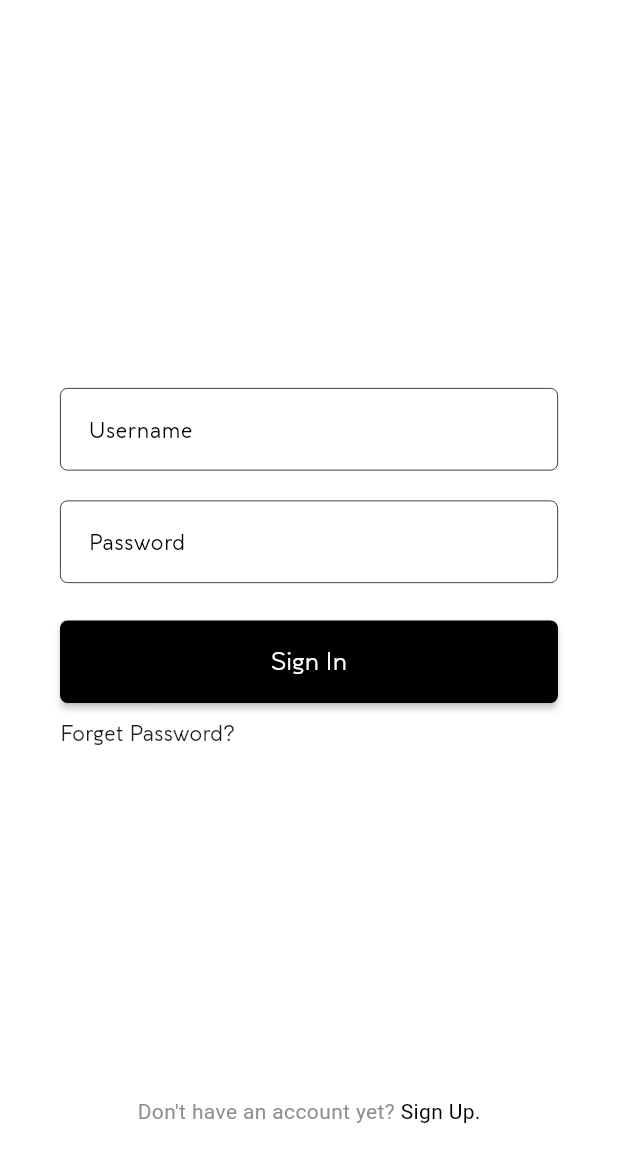
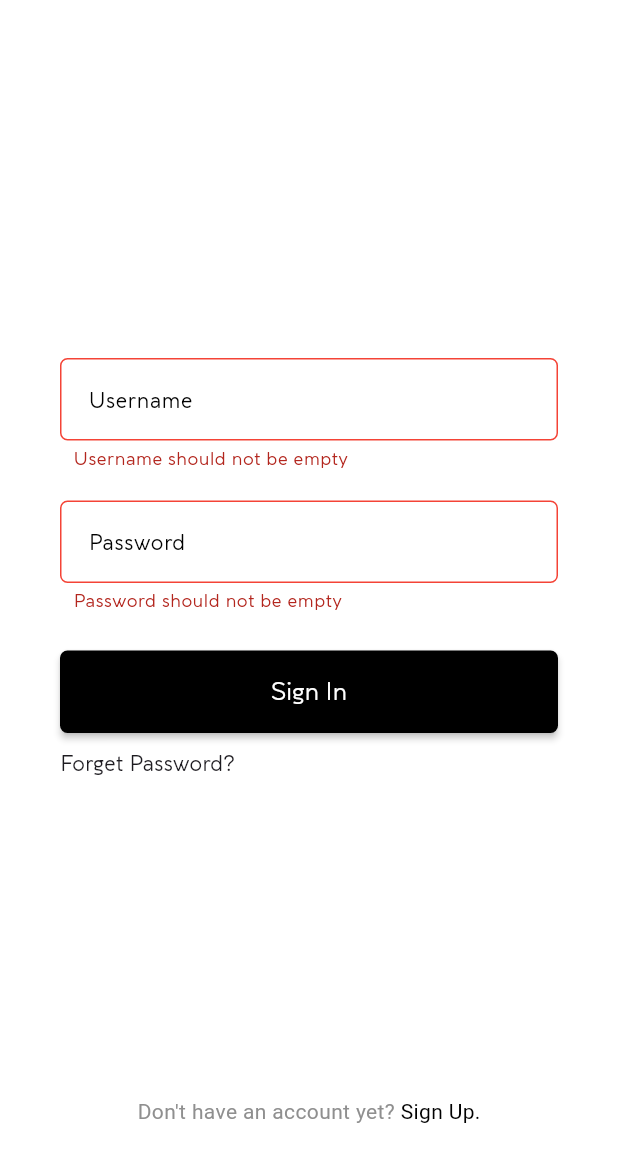
Before and after one commit to faizsr/Tweel-User-Side, a Flutter app: the UserSignInPage screen opened directly, after a tap on "Sign In", on a phone screen of 412 x 824 dp, the part 65-1236 px from its top. Run offline on Flutter 3.47's test engine with Material 3 defaults, Android fonts, the phone set to English and light mode, and no system bars; our stand-ins replace dropdown_button2, flutter_bloc, shared_preferences; accounts and stored records are empty.

Commit message:
Sign up and Sign in feature completed

```diff
--- a/lib/main.dart
+++ b/lib/main.dart
@@ -4,7 +4,7 @@ import 'package:tweel_social_media/core/theme/light_theme.dart';
 import 'package:tweel_social_media/presentation/bloc/user_sign_in/sign_in_bloc.dart';
 import 'package:tweel_social_media/presentation/bloc/user_sign_up/sign_up_bloc.dart';
 import 'package:tweel_social_media/presentation/cubit/drop_down_cubit.dart';
-import 'package:tweel_social_media/presentation/pages/user_signin/user_signin_page.dart';
+import 'package:tweel_social_media/presentation/pages/splash/splash_page.dart';
 
 void main() {
   WidgetsFlutterBinding.ensureInitialized();
@@ -27,7 +27,7 @@ class MyApp extends StatelessWidget {
         debugShowCheckedModeBanner: false,
         title: 'Tweel Social Media',
         theme: lightTheme,
-        home: const UserSignInPage(),
+        home: const SplashPage(),
       ),
     );
   }
--- a/lib/presentation/bloc/user_sign_in/sign_in_bloc.dart
+++ b/lib/presentation/bloc/user_sign_in/sign_in_bloc.dart
@@ -1,11 +1,32 @@
+import 'dart:async';
+
 import 'package:flutter/material.dart';
 import 'package:flutter_bloc/flutter_bloc.dart';
+import 'package:tweel_social_media/domain/repos/auth_repo.dart';
 
 part 'sign_in_event.dart';
 part 'sign_in_state.dart';
 
 class SignInBloc extends Bloc<SignInEvent, SignInState> {
   SignInBloc() : super(SignInInitial()) {
-    on<SignInEvent>((event, emit) {});
+    on<UserSignInEvent>(userSignInEvent);
+  }
+
+  FutureOr<void> userSignInEvent(
+      UserSignInEvent event, Emitter<SignInState> emit) async {
+    emit(UserSignInLoadingState());
+    String response = await AuthRepo.userSignIn(
+        username: event.username, password: event.password);
+    if (response == 'success') {
+      emit(UserSignInSuccessState());
+    } else if (response == 'invalid-username') {
+      print('yes invalid username');
+      emit(InvalidUsernameErrorState());
+    } else if (response == 'invalid-password') {
+      print('yes invalid password');
+      emit(InvalidPasswordErrorState());
+    } else {
+      emit(UserSignInErrorState());
+    }
   }
 }
--- a/lib/presentation/bloc/user_sign_in/sign_in_event.dart
+++ b/lib/presentation/bloc/user_sign_in/sign_in_event.dart
@@ -2,3 +2,13 @@ part of 'sign_in_bloc.dart';
 
 @immutable
 sealed class SignInEvent {}
+
+class UserSignInEvent extends SignInEvent {
+  final String username;
+  final String password;
+
+  UserSignInEvent({
+    required this.username,
+    required this.password,
+  });
+}
--- a/lib/presentation/bloc/user_sign_in/sign_in_state.dart
+++ b/lib/presentation/bloc/user_sign_in/sign_in_state.dart
@@ -4,3 +4,13 @@ part of 'sign_in_bloc.dart';
 sealed class SignInState {}
 
 final class SignInInitial extends SignInState {}
+
+class UserSignInLoadingState extends SignInState {}
+
+class UserSignInSuccessState extends SignInState {}
+
+class InvalidUsernameErrorState extends SignInState {}
+
+class InvalidPasswordErrorState extends SignInState {}
+
+class UserSignInErrorState extends SignInState {}
--- a/lib/presentation/bloc/user_sign_up/sign_up_state.dart
+++ b/lib/presentation/bloc/user_sign_up/sign_up_state.dart
@@ -17,6 +17,8 @@ class UserOtpSuccessState extends SignUpState {}
 
 class UserOtpErrorState extends SignUpState {}
 
-class UserAlreadyExistsState extends SignUpState {}
+class UsernameExistsErrorState extends SignUpState {}
 
-class EmailAlreadyExistsState extends SignUpState {}
+class EmailExistsErrorState extends SignUpState {}
+
+class PhonenoExistsErrorState extends SignUpState {}
--- a/lib/presentation/pages/user_signin/user_signin_page.dart
+++ b/lib/presentation/pages/user_signin/user_signin_page.dart
@@ -1,16 +1,25 @@
 import 'package:flutter/material.dart';
+import 'package:flutter_bloc/flutter_bloc.dart';
 import 'package:tweel_social_media/core/constants.dart';
+import 'package:tweel_social_media/presentation/bloc/user_sign_in/sign_in_bloc.dart';
+import 'package:tweel_social_media/presentation/pages/home/home_page.dart';
 import 'package:tweel_social_media/presentation/pages/user_signin/widgets/widgets.dart';
 import 'package:tweel_social_media/presentation/widgets/custom_btn.dart';
 import 'package:tweel_social_media/presentation/widgets/custom_txt_form_field.dart';
 
-class UserSignInPage extends StatelessWidget {
+class UserSignInPage extends StatefulWidget {
   const UserSignInPage({super.key});
 
   @override
+  State<UserSignInPage> createState() => _UserSignInPageState();
+}
+
+class _UserSignInPageState extends State<UserSignInPage> {
+  final usernameController = TextEditingController();
+  final passwordController = TextEditingController();
+  @override
   Widget build(BuildContext context) {
     final GlobalKey<FormState> formKey = GlobalKey();
-
     return Scaffold(
       extendBodyBehindAppBar: true,
       appBar: AppBar(
@@ -24,11 +33,49 @@ class UserSignInPage extends StatelessWidget {
           ),
         ),
       ),
-      body: signInForm(formKey, context),
+      body:
+          signInForm(formKey, context, usernameController, passwordController),
     );
   }
 
-  Widget signInForm(GlobalKey<FormState> formKey, BuildContext context) {
+  Widget signInForm(
+    GlobalKey<FormState> formKey,
+    BuildContext context,
+    TextEditingController usernameControllerr,
+    TextEditingController passwordController,
+  ) {
+    return BlocConsumer<SignInBloc, SignInState>(
+      listener: (context, state) {
+        if (state is InvalidUsernameErrorState) {
+          ScaffoldMessenger.of(context).showSnackBar(
+            const SnackBar(
+              content: Text("Username doesn't exist"),
+            ),
+          );
+        }
+        if (state is InvalidPasswordErrorState) {
+          ScaffoldMessenger.of(context).showSnackBar(
+            const SnackBar(
+              content: Text("Incorrect password"),
+            ),
+          );
+        }
+        if (state is UserSignInSuccessState) {
+          Navigator.of(context).pushReplacement(
+            MaterialPageRoute(
+              builder: (context) => const HomePage(),
+            ),
+          );
+        }
+        if (state is UserSignInErrorState) {
+          ScaffoldMessenger.of(context).showSnackBar(
+            const SnackBar(
+              content: Text('Error signing in'),
+            ),
+          );
+        }
+      },
+      builder: (context, state) {
         return Padding(
           padding: const EdgeInsets.fromLTRB(40, 40, 40, 30),
           child: Form(
@@ -41,11 +88,16 @@ class UserSignInPage extends StatelessWidget {
 
                 // Username field
                 CustomTxtFormField(
+                  controller: usernameController,
                   hintText: 'Username',
                   validator: (value) {
                     if (value!.length < 4) {
-                  return 'Username doesnot contain';
+                      return 'Username should not be empty';
                     }
+                    if (state is InvalidUsernameErrorState) {
+                      return "Username doesn't exists";
+                    }
+
                     return null;
                   },
                 ),
@@ -53,10 +105,14 @@ class UserSignInPage extends StatelessWidget {
 
                 // Password field
                 CustomTxtFormField(
+                  controller: passwordController,
                   hintText: 'Password',
                   validator: (value) {
                     if (value!.length < 4) {
-                  return 'Username doesnot contain .,-';
+                      return 'Password should not be empty';
+                    }
+                    if ((state is InvalidPasswordErrorState)) {
+                      return "Incorrect password";
                     }
                     return null;
                   },
@@ -66,7 +122,14 @@ class UserSignInPage extends StatelessWidget {
                 // Sign in button
                 CustomButton(
                   buttonText: 'Sign In',
-              onPressed: () {},
+                  onPressed: () {
+                    if (formKey.currentState!.validate()) {
+                      context.read<SignInBloc>().add(UserSignInEvent(
+                            username: usernameController.text,
+                            password: passwordController.text,
+                          ));
+                    }
+                  },
                 ),
                 kHeight(10),
                 const Align(
@@ -81,5 +144,7 @@ class UserSignInPage extends StatelessWidget {
             ),
           ),
         );
+      },
+    );
   }
 }
--- a/lib/presentation/pages/user_signup/user_signup_two.dart
+++ b/lib/presentation/pages/user_signup/user_signup_two.dart
@@ -158,7 +158,6 @@ class _UserSignUpPageTwoState extends State<UserSignUpPageTwo> {
       BuildContext context) {
     return BlocListener<SignUpBloc, SignUpState>(
       listener: (context, state) {
-
         if (state is UserOtpSuccessState) {
           SignUpWidgets.validateEmail(
             context: context,
--- a/lib/presentation/widgets/custom_btn.dart
+++ b/lib/presentation/widgets/custom_btn.dart
@@ -1,5 +1,6 @@
 import 'package:flutter/material.dart';
 import 'package:flutter_bloc/flutter_bloc.dart';
+import 'package:tweel_social_media/presentation/bloc/user_sign_in/sign_in_bloc.dart';
 import 'package:tweel_social_media/presentation/bloc/user_sign_up/sign_up_bloc.dart';
 
 class CustomButton extends StatelessWidget {
@@ -23,9 +24,13 @@ class CustomButton extends StatelessWidget {
         padding: const EdgeInsets.fromLTRB(20, 16, 20, 16),
         color: Colors.black,
         onPressed: onPressed,
-        child: BlocBuilder<SignUpBloc, SignUpState>(
-          builder: (context, state) {
-            return state is UserOtpLoadingState || state is UserSignUpLoadingState
+        child: BlocBuilder<SignInBloc, SignInState>(
+          builder: (context, state1) {
+            return BlocBuilder<SignUpBloc, SignUpState>(
+              builder: (context, state2) {
+                return state2 is UserOtpLoadingState ||
+                        state2 is UserSignUpLoadingState ||
+                        state1 is UserSignInLoadingState
                     ? const SizedBox(
                         height: 22,
                         width: 22,
@@ -38,7 +43,10 @@ class CustomButton extends StatelessWidget {
                       )
                     : Text(
                         buttonText,
-                    style: const TextStyle(color: Colors.white, fontSize: 16),
+                        style:
+                            const TextStyle(color: Colors.white, fontSize: 16),
+                      );
+              },
             );
           },
         ),
--- a/pubspec.yaml
+++ b/pubspec.yaml
@@ -37,6 +37,7 @@ dependencies:
   flutter_bloc: ^8.1.4
   http: ^1.2.0
   dropdown_button2: ^2.3.9
+  shared_preferences: ^2.2.2
 
 dev_dependencies:
   flutter_test:
@@ -60,8 +61,8 @@ flutter:
   uses-material-design: true
 
   # To add assets to your application, add an assets section, like this:
-  # assets:
-  #   - images/a_dot_burr.jpeg
+  assets:
+    - assets/images/
   #   - images/a_dot_ham.jpeg
 
   # An image asset can refer to one or more resolution-specific "variants", see
```
Also changed, not shown: lib/core/tokens.dart (added, +12 -0 lines), lib/domain/repos/auth_repo.dart (+59 -3 lines), lib/presentation/bloc/user_sign_up/sign_up_bloc.dart (+8 -7 lines), lib/presentation/pages/get_started/get_started_page.dart (added, +29 -0 lines), lib/presentation/pages/home/home_page.dart (+20 -3 lines), lib/presentation/pages/splash/splash_page.dart (added, +57 -0 lines), lib/presentation/pages/user_signup/widgets/widgets.dart (+24 -23 lines), assets/images/splash_page.png (added), pubspec.lock, 1 other file. Lines whose indentation alone changed are shown as unchanged.
